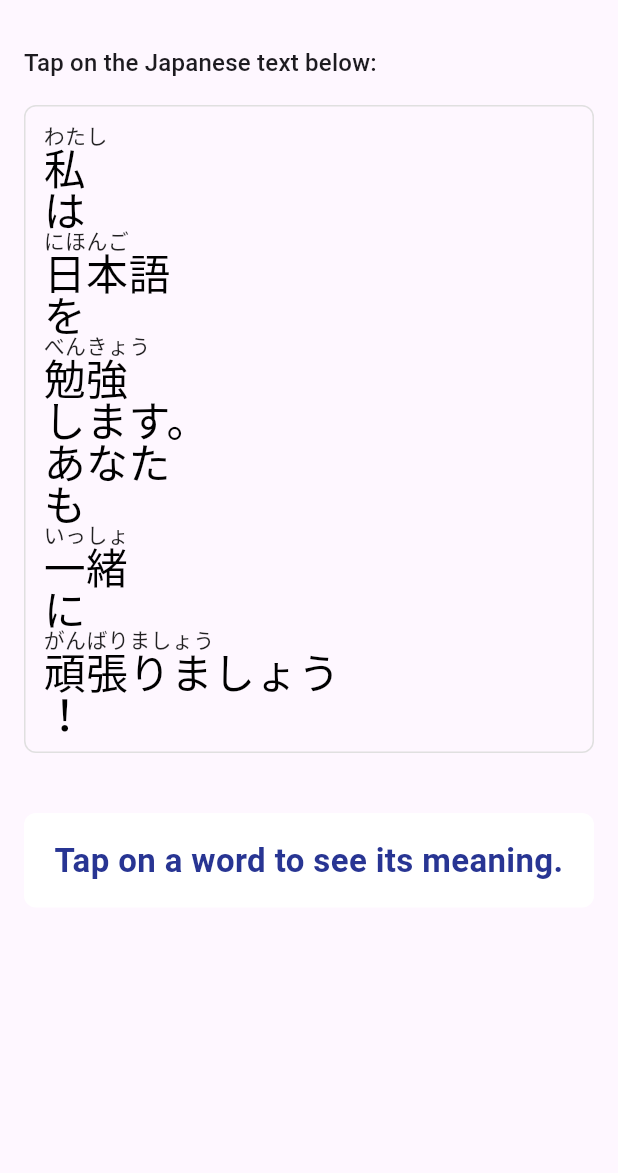
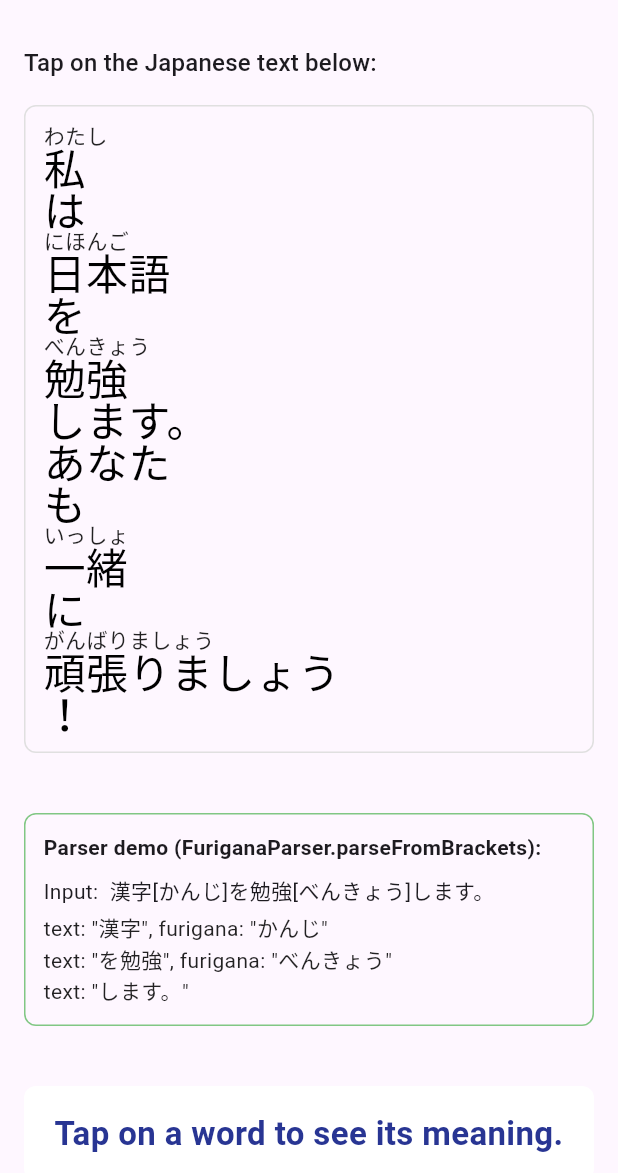
Before and after one commit to jbergloda1/flutter_furigana_text, a Flutter app: the screen it shows after launch, on a phone screen of 412 x 824 dp, the part 63-1236 px from its top. Run offline on Flutter 3.47's test engine with Material 3 defaults, Android fonts, the phone set to English and light mode, and no system bars.

Commit message:
Update CHANGELOG and README to include FuriganaParser; add parser demo in main.dart; remove deprecated flutter_furigana_text.dart; update tests to reflect changes.

```diff
--- a/example/lib/main.dart
+++ b/example/lib/main.dart
@@ -1,5 +1,5 @@
 import 'package:flutter/material.dart';
-import 'package:flutter_furigana_text/flutter_furigana_text.dart';
+import 'package:flutter_furigana_text/flutter_furigana_renderer.dart';
 
 void main() {
   runApp(const MyApp());
@@ -89,6 +89,42 @@ class _HomePageState extends State<HomePage> {
               child: FuriganaText(spans: _sentence, onSpanTap: _handleTap),
             ),
             const SizedBox(height: 40),
+            // Demo parser FuriganaParser
+            Container(
+              padding: const EdgeInsets.all(12),
+              decoration: BoxDecoration(
+                border: Border.all(color: Colors.green.shade300),
+                borderRadius: BorderRadius.circular(8),
+              ),
+              child: Column(
+                crossAxisAlignment: CrossAxisAlignment.start,
+                children: [
+                  const Text(
+                    'Parser demo (FuriganaParser.parseFromBrackets):',
+                    style: TextStyle(fontWeight: FontWeight.bold),
+                  ),
+                  const SizedBox(height: 8),
+                  Builder(
+                    builder: (context) {
+                      final input = '漢字[かんじ]を勉強[べんきょう]します。';
+                      final parsed = FuriganaParser.parseFromBrackets(input);
+                      return Column(
+                        crossAxisAlignment: CrossAxisAlignment.start,
+                        children: [
+                          Text('Input:  $input'),
+                          const SizedBox(height: 4),
+                          ...parsed.map((w) => Text(
+                                'text: "${w.text}"${w.furigana != null ? ', furigana: "${w.furigana}"' : ''}',
+                                style: const TextStyle(fontSize: 14, color: Colors.black87),
+                              )),
+                        ],
+                      );
+                    },
+                  ),
+                ],
+              ),
+            ),
+            const SizedBox(height: 40),
             Container(
               padding: const EdgeInsets.all(16.0),
               decoration: BoxDecoration(
--- /dev/null
+++ b/lib/flutter_furigana_renderer.dart
@@ -0,0 +1,6 @@
+
+library;
+
+export 'models/furigana_word.dart';
+export 'parser/furigana_parser.dart';
+export 'widgets/furigana_text.dart';
--- /dev/null
+++ b/lib/models/furigana_word.dart
@@ -0,0 +1,6 @@
+class FuriganaWord {
+  final String text;
+  final String? furigana;
+
+  FuriganaWord({required this.text, this.furigana});
+}
--- /dev/null
+++ b/lib/parser/furigana_parser.dart
@@ -0,0 +1,22 @@
+import '../models/furigana_word.dart';
+
+class FuriganaParser {
+  static List<FuriganaWord> parseFromBrackets(String input) {
+    final regex = RegExp(r'(.*?)\[(.*?)\]');
+    final matches = regex.allMatches(input);
+    final results = <FuriganaWord>[];
+    int currentIndex = 0;
+
+    for (final match in matches) {
+      if (match.start > currentIndex) {
+        results.add(FuriganaWord(text: input.substring(currentIndex, match.start)));
+      }
+      results.add(FuriganaWord(text: match.group(1)!, furigana: match.group(2)!));
+      currentIndex = match.end;
+    }
+    if (currentIndex < input.length) {
+      results.add(FuriganaWord(text: input.substring(currentIndex)));
+    }
+    return results;
+  }
+}
```
Also changed, not shown: lib/utils/text_utils.dart (added), lib/widgets/furigana_rich_line.dart (added), lib/widgets/furigana_text.dart (renamed from lib/flutter_furigana_text.dart), 4 other files.
